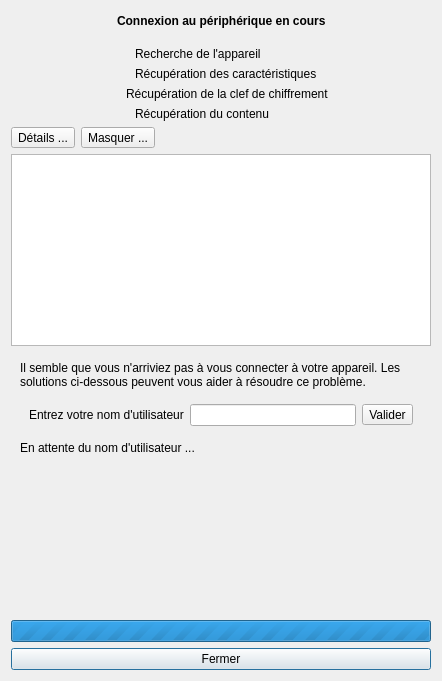
First picture: the form in Utility/desktop_app/desktop/connectiondialog.ui, repository ThomasChevalier/passwordWallet, before the edit.
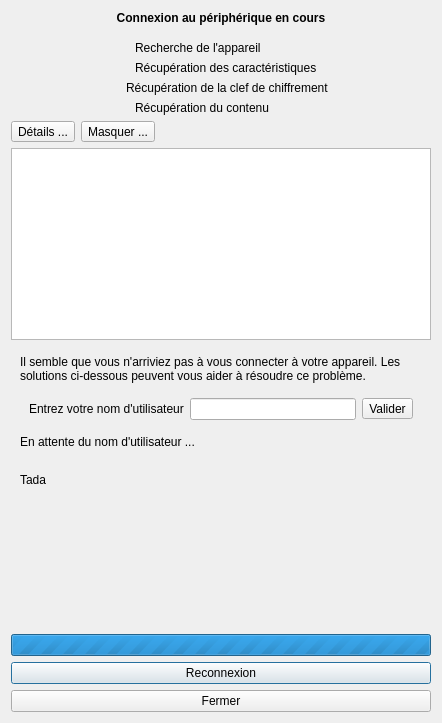
Second picture: the form after the edit. Icons and pictures are not drawn.

Diff of the .ui file:
```diff
--- a/Utility/desktop_app/desktop/connectiondialog.ui
+++ b/Utility/desktop_app/desktop/connectiondialog.ui
@@ -7,7 +7,7 @@
     <x>0</x>
     <y>0</y>
     <width>442</width>
-    <height>681</height>
+    <height>723</height>
    </rect>
   </property>
   <property name="windowTitle">
@@ -15,41 +15,14 @@
   </property>
   <layout class="QVBoxLayout" name="verticalLayout_3">
    <item>
-    <layout class="QHBoxLayout" name="horizontalLayout_6">
-     <item>
-      <spacer name="horizontalSpacer_4">
-       <property name="orientation">
-        <enum>Qt::Horizontal</enum>
-       </property>
-       <property name="sizeHint" stdset="0">
-        <size>
-         <width>40</width>
-         <height>20</height>
-        </size>
-       </property>
-      </spacer>
-     </item>
-     <item>
-      <widget class="QLabel" name="label_status">
-       <property name="text">
-        <string>&lt;strong&gt;Connexion au périphérique en cours&lt;/strong&gt;</string>
-       </property>
-      </widget>
-     </item>
-     <item>
-      <spacer name="horizontalSpacer_5">
-       <property name="orientation">
-        <enum>Qt::Horizontal</enum>
-       </property>
-       <property name="sizeHint" stdset="0">
-        <size>
-         <width>40</width>
-         <height>20</height>
-        </size>
-       </property>
-      </spacer>
-     </item>
-    </layout>
+    <widget class="QLabel" name="label_status">
+     <property name="text">
+      <string>&lt;strong&gt;Connexion au périphérique en cours&lt;/strong&gt;</string>
+     </property>
+     <property name="alignment">
+      <set>Qt::AlignCenter</set>
+     </property>
+    </widget>
    </item>
    <item>
     <spacer name="verticalSpacer_2">
@@ -315,6 +288,28 @@
         <property name="wordWrap">
          <bool>true</bool>
         </property>
+        <property name="textInteractionFlags">
+         <set>Qt::LinksAccessibleByMouse|Qt::TextSelectableByMouse</set>
+        </property>
+       </widget>
+      </item>
+     </layout>
+    </widget>
+   </item>
+   <item>
+    <widget class="QWidget" name="widgetIssueDisconnectionLinux" native="true">
+     <layout class="QVBoxLayout" name="verticalLayout_4">
+      <item>
+       <widget class="QLabel" name="issueDisconectionLinuxWhat">
+        <property name="text">
+         <string>Tada</string>
+        </property>
+        <property name="wordWrap">
+         <bool>true</bool>
+        </property>
+        <property name="textInteractionFlags">
+         <set>Qt::LinksAccessibleByMouse|Qt::TextSelectableByMouse</set>
+        </property>
        </widget>
       </item>
      </layout>
@@ -343,6 +338,13 @@
      </property>
     </widget>
    </item>
+   <item>
+    <widget class="QPushButton" name="buttonReconnect">
+     <property name="text">
+      <string>Reconnexion</string>
+     </property>
+    </widget>
+   </item>
    <item>
     <widget class="QPushButton" name="button_close">
      <property name="text">
```
